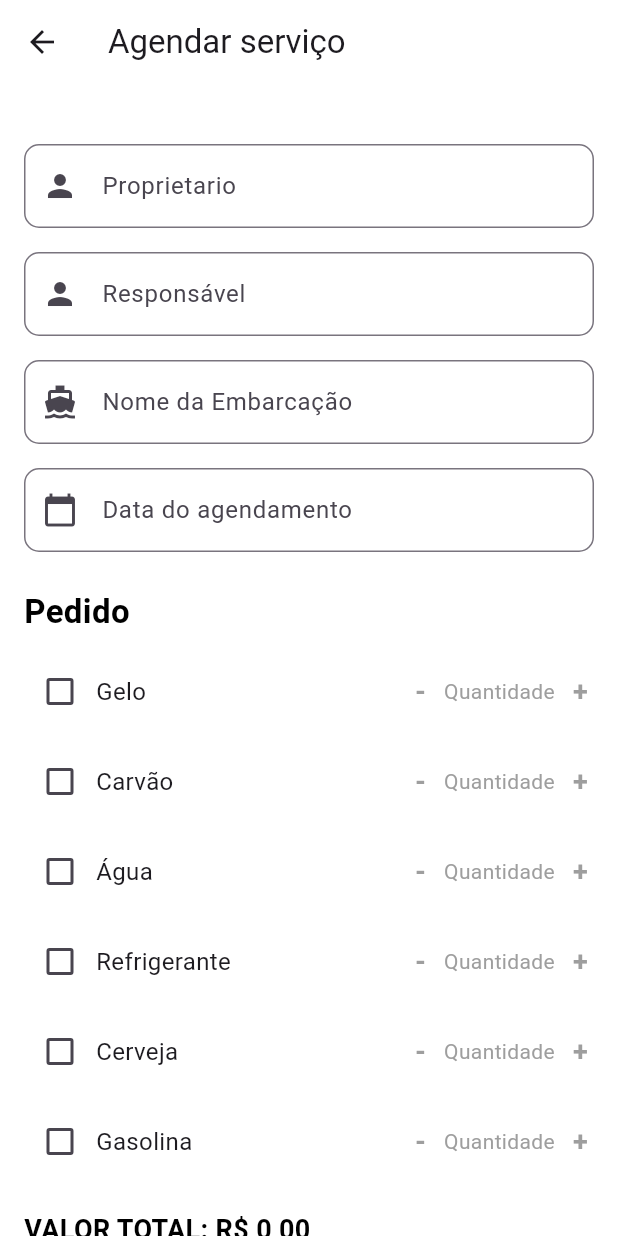
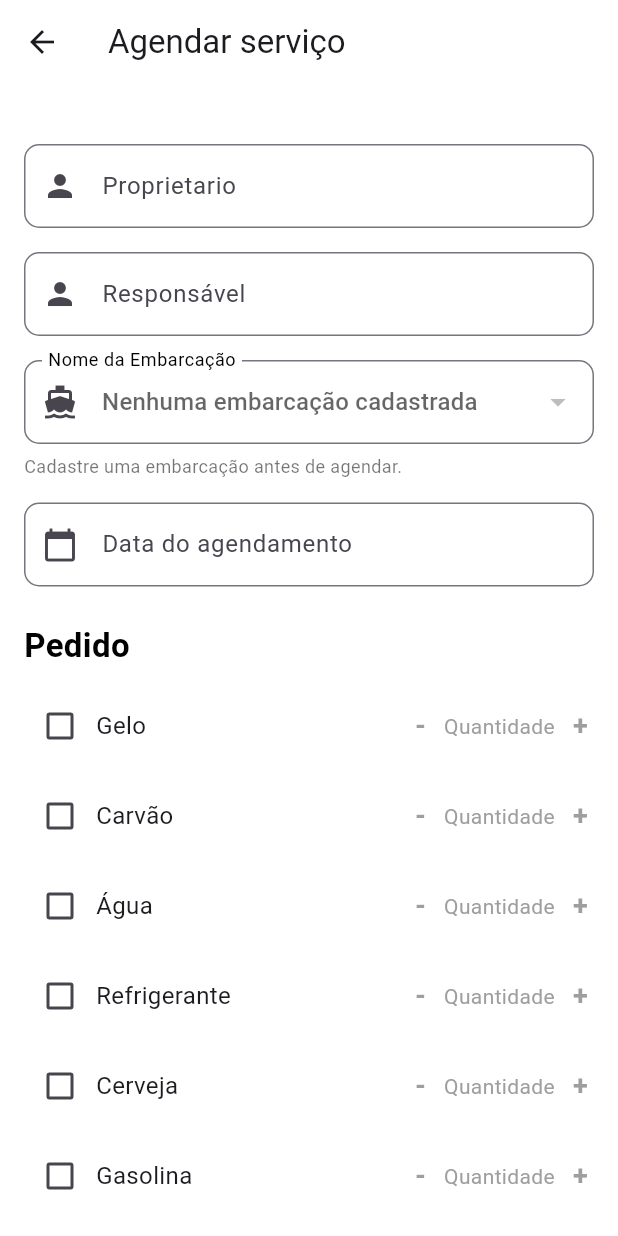
Before and after one commit to MarinaPI-S5/frontend, a Flutter app: the AgendamentoPage screen opened directly, on a phone screen of 412 x 824 dp. Run offline on Flutter 3.47's test engine with Material 3 defaults, Android fonts, the phone set to English and light mode, and no system bars; our stand-ins replace dio, file_picker, flutter_secure_storage, font_awesome_flutter, mask_text_input_formatter; accounts and stored records are empty.

Commit message:
Tela de Agendamento puxando os dados pelo Id do cliente e do barco

```diff
--- a/lib/models/pedido.dart
+++ b/lib/models/pedido.dart
@@ -8,6 +8,7 @@ class Pedido extends Embarcacao {
   DateTime horarioBrutoPedido;
 
   Pedido({
+    super.id,
     required super.embarcacao,
     required super.dono,
     required super.telefone,
--- a/lib/views/pages/agendamento_page.dart
+++ b/lib/views/pages/agendamento_page.dart
@@ -1,5 +1,6 @@
 import 'package:flutter/material.dart';
 import 'package:flutter/services.dart';
+import 'package:frontend/models/embarcacao.dart';
 import 'package:frontend/viewmodels/agendamento_viewmodel.dart';
 
 class AgendamentoPage extends StatefulWidget {
@@ -14,17 +15,31 @@ class _AgendamentoPageState extends State<AgendamentoPage> {
 
   final _proprietarioController = TextEditingController();
   final _responsavelController = TextEditingController();
-  final _embarcacaoController = TextEditingController();
   final _dataController = TextEditingController();
 
   final _formKey = GlobalKey<FormState>();
 
   @override
+  void initState() {
+    super.initState();
+    _viewModel.proprietarioNotifier.addListener(_onProprietarioChanged);
+    _viewModel.carregarDadosIniciais();
+  }
+
+  void _onProprietarioChanged() {
+    final novoNome = _viewModel.proprietarioNotifier.value;
+    if (_proprietarioController.text != novoNome) {
+      _proprietarioController.text = novoNome;
+    }
+  }
+
+  @override
   void dispose() {
+    _viewModel.proprietarioNotifier.removeListener(_onProprietarioChanged);
     _proprietarioController.dispose();
     _responsavelController.dispose();
-    _embarcacaoController.dispose();
     _dataController.dispose();
+    _viewModel.dispose();
     super.dispose();
   }
 
@@ -62,12 +77,7 @@ class _AgendamentoPageState extends State<AgendamentoPage> {
                 ),
                 const SizedBox(height: 16),
 
-                _buildField(
-                  label: 'Nome da Embarcação',
-                  icon: Icons.directions_boat,
-                  validator: _viewModel.validateEmbarcacao,
-                  controller: _embarcacaoController,
-                ),
+                _buildEmbarcacaoSelector(),
                 const SizedBox(height: 16),
 
                 _buildField(
@@ -234,6 +244,112 @@ class _AgendamentoPageState extends State<AgendamentoPage> {
     );
   }
 
+  Widget _buildEmbarcacaoSelector() {
+    return ValueListenableBuilder<bool>(
+      valueListenable: _viewModel.isLoadingEmbarcacoesNotifier,
+      builder: (context, isLoading, _) {
+        if (isLoading) {
+          return InputDecorator(
+            decoration: InputDecoration(
+              labelText: 'Nome da Embarcação',
+              prefixIcon: const Icon(Icons.directions_boat),
+              border: OutlineInputBorder(
+                borderRadius: BorderRadius.circular(10),
+              ),
+            ),
+            child: const Row(
+              children: [
+                SizedBox(
+                  width: 18,
+                  height: 18,
+                  child: CircularProgressIndicator(strokeWidth: 2),
+                ),
+                SizedBox(width: 12),
+                Text('Carregando embarcações...'),
+              ],
+            ),
+          );
+        }
+
+        return ValueListenableBuilder<List<EmbarcacaoCadastrada>>(
+          valueListenable: _viewModel.embarcacoesNotifier,
+          builder: (context, embarcacoes, _) {
+            return ValueListenableBuilder<EmbarcacaoCadastrada?>(
+              valueListenable: _viewModel.embarcacaoSelecionadaNotifier,
+              builder: (context, selecionada, _) {
+                final erroApi = _viewModel.erroEmbarcacoesNotifier.value;
+                final valorValido =
+                    selecionada != null && embarcacoes.contains(selecionada)
+                    ? selecionada
+                    : (embarcacoes.isNotEmpty ? embarcacoes.first : null);
+
+                return Column(
+                  crossAxisAlignment: CrossAxisAlignment.stretch,
+                  children: [
+                    DropdownButtonFormField<EmbarcacaoCadastrada>(
+                      value: valorValido,
+                      isExpanded: true,
+                      validator: _viewModel.validateEmbarcacao,
+                      decoration: InputDecoration(
+                        labelText: 'Nome da Embarcação',
+                        prefixIcon: const Icon(Icons.directions_boat),
+                        border: OutlineInputBorder(
+                          borderRadius: BorderRadius.circular(10),
+                        ),
+                        focusedBorder: OutlineInputBorder(
+                          borderRadius: BorderRadius.circular(10),
+                          borderSide: const BorderSide(
+                            color: Colors.black,
+                            width: 2,
+                          ),
+                        ),
+                        floatingLabelStyle: const TextStyle(
+                          color: Colors.black,
+                        ),
+                      ),
+                      hint: Text(
+                        embarcacoes.isEmpty
+                            ? 'Nenhuma embarcação cadastrada'
+                            : 'Selecione a embarcação',
+                      ),
+                      items: embarcacoes.map((emb) {
+                        return DropdownMenuItem<EmbarcacaoCadastrada>(
+                          value: emb,
+                          child: Text(
+                            emb.embarcacao,
+                            overflow: TextOverflow.ellipsis,
+                          ),
+                        );
+                      }).toList(),
+                      onChanged: embarcacoes.isEmpty
+                          ? null
+                          : (EmbarcacaoCadastrada? novaEscolha) {
+                              _viewModel.selecionarEmbarcacao(novaEscolha);
+                            },
+                    ),
+                    if (erroApi != null && erroApi.isNotEmpty) ...[
+                      const SizedBox(height: 6),
+                      Text(
+                        erroApi,
+                        style: const TextStyle(color: Colors.red, fontSize: 12),
+                      ),
+                    ] else if (embarcacoes.isEmpty) ...[
+                      const SizedBox(height: 6),
+                      const Text(
+                        'Cadastre uma embarcação antes de agendar.',
+                        style: TextStyle(color: Colors.black54, fontSize: 12),
+                      ),
+                    ],
+                  ],
+                );
+              },
+            );
+          },
+        );
+      },
+    );
+  }
+
   Widget _buildField({
     required String label,
     required IconData icon,
```
Also changed, not shown: lib/data/repositores/embarcacao_repository.dart (+80 -19 lines), lib/models/embarcacao.dart (+22 -0 lines), lib/viewmodels/agendamento_viewmodel.dart (+86 -3 lines).
